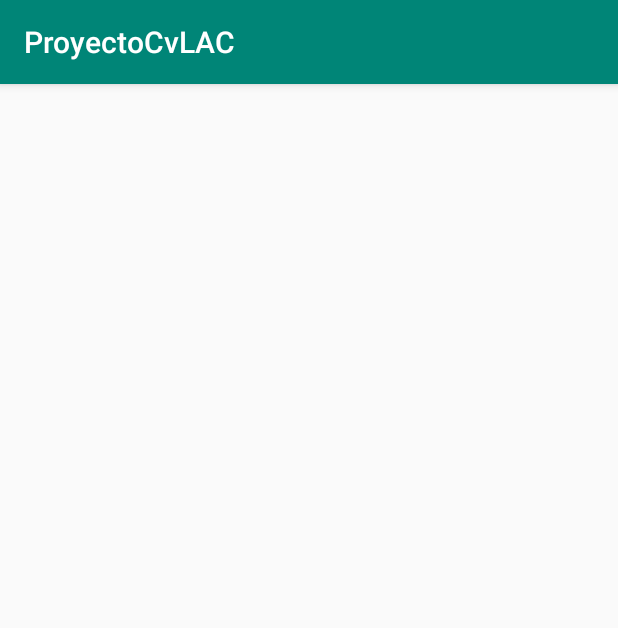
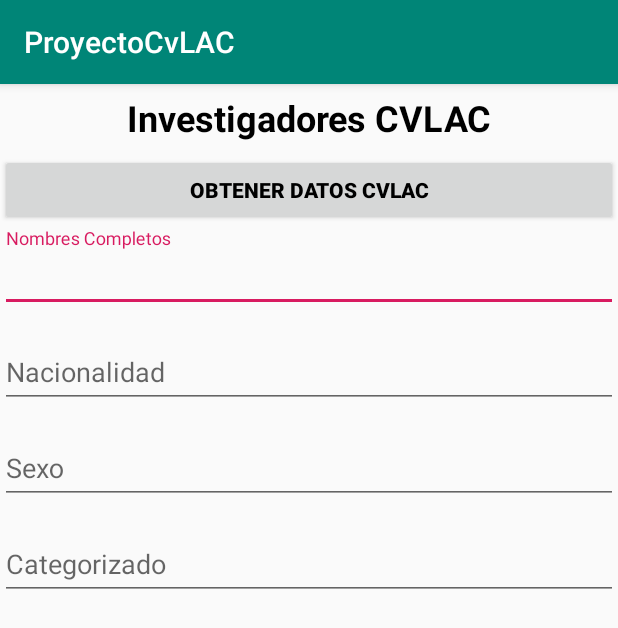
Before and after one commit to Luisruz/ProyectoCVLAC, an Android app: the screen it shows after launch (MainActivity), on a phone screen of 412 x 824 dp. Shown: the top 628 px of the screen. Run offline under Robolectric (Android 15) with nearby library versions, the phone set to English and light mode, and no system bars.

Commit message:
Creacion de la Interfaz Grafica

```diff
--- a/app/build.gradle
+++ b/app/build.gradle
@@ -27,4 +27,5 @@ dependencies {
     androidTestImplementation 'com.android.support.test:runner:1.0.2'
     androidTestImplementation 'com.android.support.test.espresso:espresso-core:3.0.2'
     implementation 'org.jsoup:jsoup:1.11.3'
+    implementation 'com.android.support:recyclerview-v7:28.0.0'
 }
--- a/app/src/main/res/layout/activity_main.xml
+++ b/app/src/main/res/layout/activity_main.xml
@@ -1,12 +1,116 @@
 <?xml version="1.0" encoding="utf-8"?>
-<LinearLayout xmlns:android="http://schemas.android.com/apk/res/android"
+<RelativeLayout xmlns:android="http://schemas.android.com/apk/res/android"
     xmlns:app="http://schemas.android.com/apk/res-auto"
     xmlns:tools="http://schemas.android.com/tools"
     android:layout_width="match_parent"
     android:layout_height="match_parent"
-    android:orientation="vertical"
     tools:context=".MainActivity">
 
 
+    <TextView
+        android:id="@+id/textView2"
+        android:layout_width="match_parent"
+        android:layout_height="wrap_content"
+        android:layout_alignParentStart="true"
+        android:layout_alignParentTop="true"
+        android:layout_marginStart="0dp"
+        android:layout_marginTop="6dp"
+        android:text="Investigadores CVLAC"
+        android:textAlignment="center"
+        android:textColor="@android:color/black"
+        android:textSize="24sp"
+        android:textStyle="bold" />
 
-</LinearLayout>
+    <android.support.design.widget.TextInputLayout
+        android:id="@+id/tiNombre"
+        android:layout_width="match_parent"
+        android:layout_height="wrap_content"
+        android:layout_below="@+id/btnObtenerDatos"
+        android:layout_alignParentStart="true"
+        android:layout_marginStart="0dp"
+        android:layout_marginTop="1dp">
+
+        <android.support.design.widget.TextInputEditText
+            android:id="@+id/txtNombres"
+            android:layout_width="match_parent"
+            android:layout_height="wrap_content"
+            android:layout_alignStart="@+id/tiNombre"
+            android:hint="@string/nombres" />
+    </android.support.design.widget.TextInputLayout>
+    <android.support.design.widget.TextInputLayout
+        android:id="@+id/tiNacionalidad"
+        android:layout_width="match_parent"
+        android:layout_height="wrap_content"
+        android:layout_below="@+id/tiNombre"
+        android:layout_alignParentStart="true"
+        android:layout_marginStart="0dp"
+        android:layout_marginTop="8dp">
+
+        <android.support.design.widget.TextInputEditText
+            android:id="@+id/txtNacionalidad"
+            android:layout_width="match_parent"
+            android:layout_height="wrap_content"
+            android:hint="@string/nacionalidad" />
+    </android.support.design.widget.TextInputLayout>
+
+    <android.support.design.widget.TextInputLayout
+        android:id="@+id/tiSexo"
+        android:layout_width="match_parent"
+        android:layout_height="wrap_content"
+        android:layout_below="@+id/tiNacionalidad"
+        android:layout_alignParentStart="true"
+        android:layout_marginStart="0dp"
+        android:layout_marginTop="8dp">
+
+        <android.support.design.widget.TextInputEditText
+            android:id="@+id/txtSexo"
+            android:layout_width="match_parent"
+            android:layout_height="wrap_content"
+            android:hint="@string/sexo" />
+    </android.support.design.widget.TextInputLayout>
+    <android.support.design.widget.TextInputLayout
+        android:id="@+id/ticategorizado"
+        android:layout_width="match_parent"
+        android:layout_height="wrap_content"
+        android:layout_below="@+id/tiSexo"
+        android:layout_alignParentStart="true"
+        android:layout_marginStart="0dp"
+        android:layout_marginTop="8dp">
+
+        <android.support.design.widget.TextInputEditText
+            android:id="@+id/txtCategorizado"
+            android:layout_width="match_parent"
+            android:layout_height="wrap_content"
+            android:hint="@string/categorizado" />
+    </android.support.design.widget.TextInputLayout>
+
+    <Button
+        android:id="@+id/btnObtenerDatos"
+        android:layout_width="match_parent"
+        android:layout_height="wrap_content"
+        android:layout_below="@+id/textView2"
+        android:layout_alignParentStart="true"
+        android:layout_marginStart="0dp"
+        android:layout_marginTop="8dp"
+        android:text="Obtener Datos CvLAC"
+        android:textAlignment="center"
+        android:textColor="@android:color/black"
+        android:textStyle="bold" />
+
+    <ScrollView
+        android:layout_width="match_parent"
+        android:layout_height="match_parent"
+        android:layout_below="@+id/ticategorizado"
+        android:layout_alignParentStart="true"
+        android:layout_alignParentBottom="true"
+        android:layout_marginStart="0dp"
+        android:layout_marginBottom="0dp">
+        <android.support.v7.widget.RecyclerView
+            android:id="@+id/recyclerViewListLineaInvestigacion"
+            android:layout_width="match_parent"
+            android:layout_height="wrap_content">
+
+        </android.support.v7.widget.RecyclerView>
+    </ScrollView>
+
+</RelativeLayout>
```
